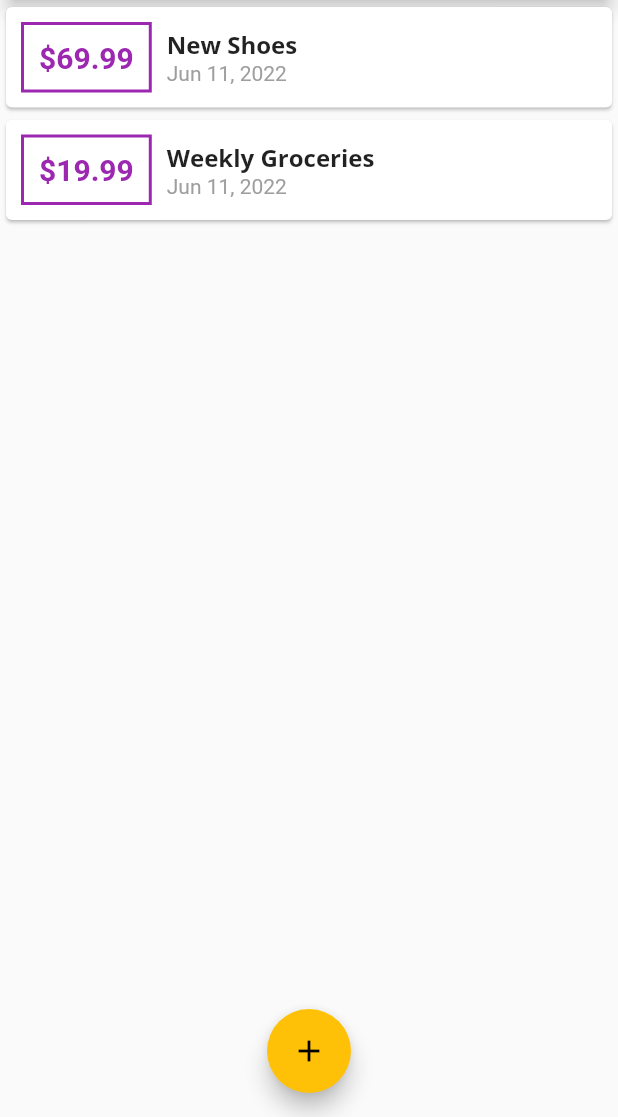
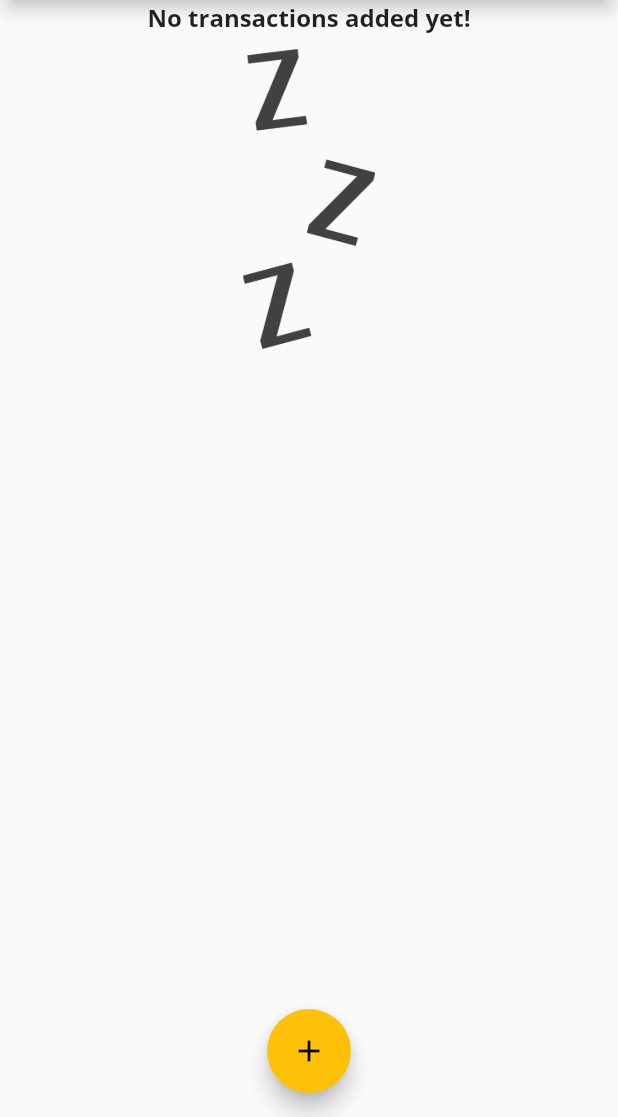
Before and after one commit to ditateum/planning_app_basic, a Flutter app: the screen it shows after launch, on a phone screen of 412 x 824 dp, the part 119-1236 px from its top. Run offline on Flutter 3.47's test engine with Material 2 defaults, Android fonts, the phone set to English and light mode, and no system bars; our stand-ins replace google_fonts.

Commit message:
handle if transactions isEmpty with image asset and text

```diff
--- a/lib/main.dart
+++ b/lib/main.dart
@@ -20,7 +20,7 @@
         primarySwatch: Colors.purple,
         fontFamily: GoogleFonts.quicksand().fontFamily,
         textTheme: ThemeData.light().textTheme.copyWith(
-              titleMedium: GoogleFonts.openSans(
+              headline6: GoogleFonts.openSans(
                 fontWeight: FontWeight.bold,
                 fontSize: 16,
               ),
@@ -50,18 +50,18 @@
 
 class _MyHomePageState extends State<MyHomePage> {
   final List<Transaction> _userTransactions = [
-    Transaction(
-      id: "t1",
-      title: "New Shoes",
-      amount: 69.99,
-      date: DateTime.now(),
-    ),
-    Transaction(
-      id: "t2",
-      title: "Weekly Groceries",
-      amount: 19.99,
-      date: DateTime.now(),
-    ),
+    // Transaction(
+    //   id: "t1",
+    //   title: "New Shoes",
+    //   amount: 69.99,
+    //   date: DateTime.now(),
+    // ),
+    // Transaction(
+    //   id: "t2",
+    //   title: "Weekly Groceries",
+    //   amount: 19.99,
+    //   date: DateTime.now(),
+    // ),
   ];
 
   void _addNewTransaction(String txTitle, double txAmount) {
--- a/lib/widgets/transaction_list.dart
+++ b/lib/widgets/transaction_list.dart
@@ -12,7 +12,26 @@
   Widget build(BuildContext context) {
     return SizedBox(
       height: 300,
-      child: ListView.builder(
+      child: transactions.isEmpty
+          ? Column(
+              children: [
+                Text(
+                  "No transactions added yet!",
+                  style: Theme.of(context).textTheme.headline6,
+                ),
+                const SizedBox(
+                  height: 10,
+                ),
+                SizedBox(
+                  height: 200,
+                  child: Image.asset(
+                    "assets/images/waiting.png",
+                    fit: BoxFit.cover,
+                  ),
+                ),
+              ],
+            )
+          : ListView.builder(
               itemBuilder: (ctx, index) {
                 return Card(
                   child: Row(
@@ -43,7 +62,7 @@
                         children: [
                           Text(
                             transactions[index].title,
-                      style: Theme.of(context).textTheme.titleMedium,
+                            style: Theme.of(context).textTheme.headline6,
                           ),
                           Text(
                             DateFormat.yMMMd().format(transactions[index].date),
--- a/pubspec.yaml
+++ b/pubspec.yaml
@@ -48,8 +48,8 @@
   # the material Icons class.
   uses-material-design: true
   # To add assets to your application, add an assets section, like this:
-  # assets:
-  #   - images/a_dot_burr.jpeg
+  assets:
+    - assets/images/
   #   - images/a_dot_ham.jpeg
   # An image asset can refer to one or more resolution-specific "variants", see
   # https://flutter.dev/assets-and-images/#resolution-aware
```
Also changed, not shown: assets/images/waiting.png (added). Lines whose indentation alone changed are shown as unchanged.
